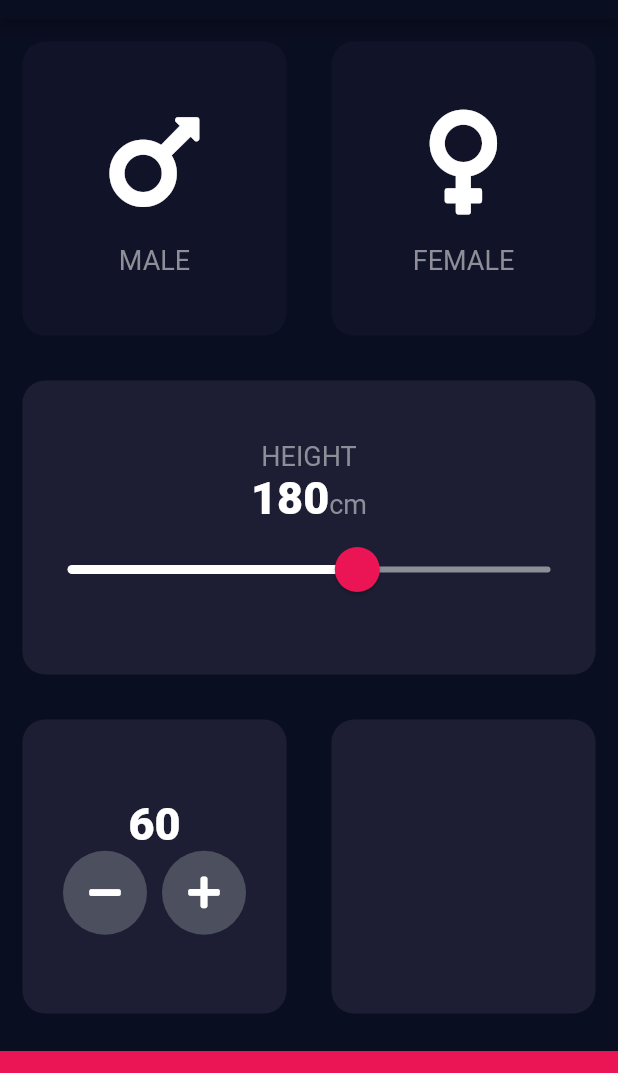
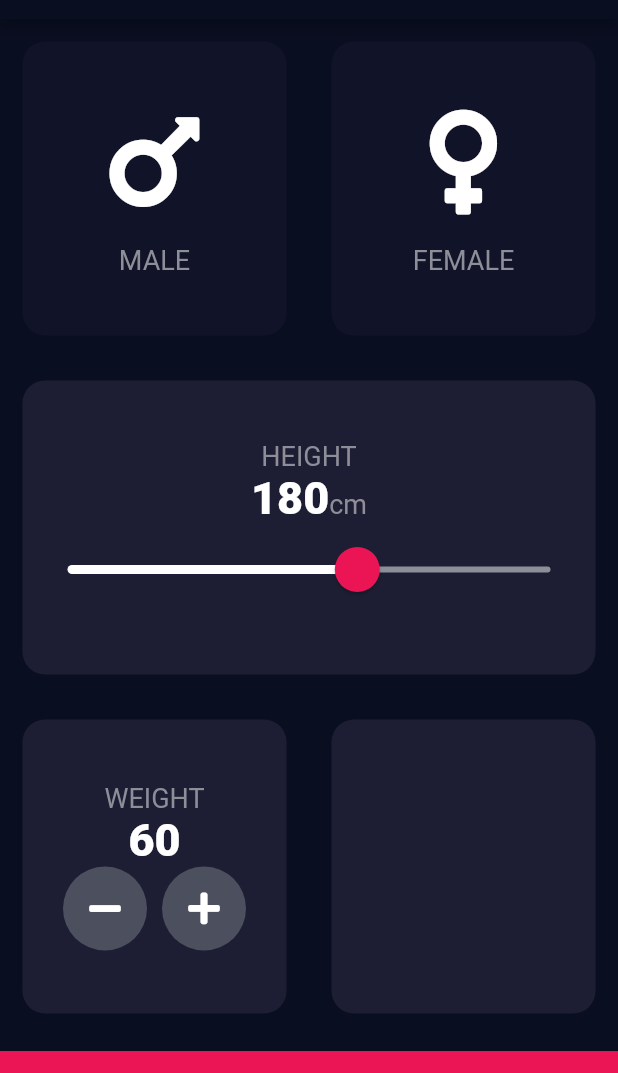
Before and after one commit to miller7777777/bmi-calculator-flutter-master, a Flutter app: the screen it shows after launch, on a phone screen of 412 x 824 dp, the part 65-1138 px from its top. Run offline on Flutter 3.47's test engine with Material 2 defaults, Android fonts, the phone set to English and light mode, and no system bars; our stand-ins replace font_awesome_flutter.

Commit message:
Correct weight widget label

```diff
--- a/lib/input_page.dart
+++ b/lib/input_page.dart
@@ -125,6 +125,10 @@ class _InputPageState extends State<InputPage> {
                           mainAxisAlignment: MainAxisAlignment.center,
                           children: [
                             Text(
+                              'WEIGHT',
+                              style: kLabelTextStyle,
+                            ),
+                            Text(
                               weight.toString(),
                               style: kNumberTextStyle,
                             ),
@@ -157,6 +161,7 @@ class _InputPageState extends State<InputPage> {
                     flex: 1,
                   ),
                   Expanded(
+                    //age set widget
                     child: ReusableCard(colour: kActiveCardColor),
                     flex: 1,
                   ),
```
